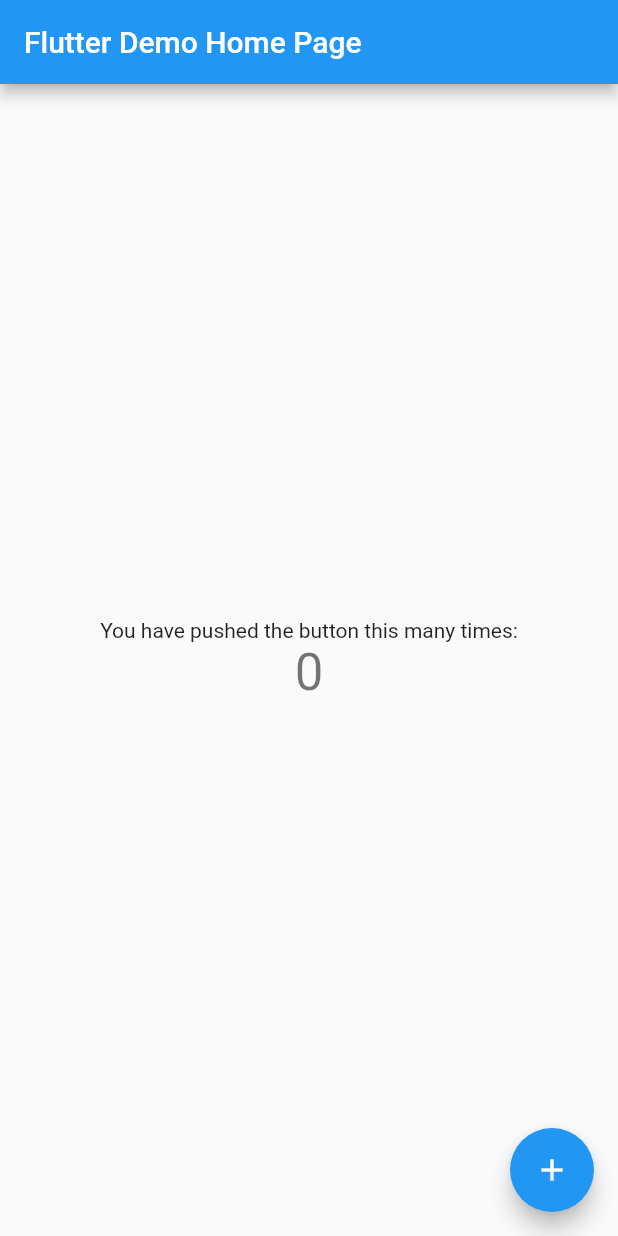
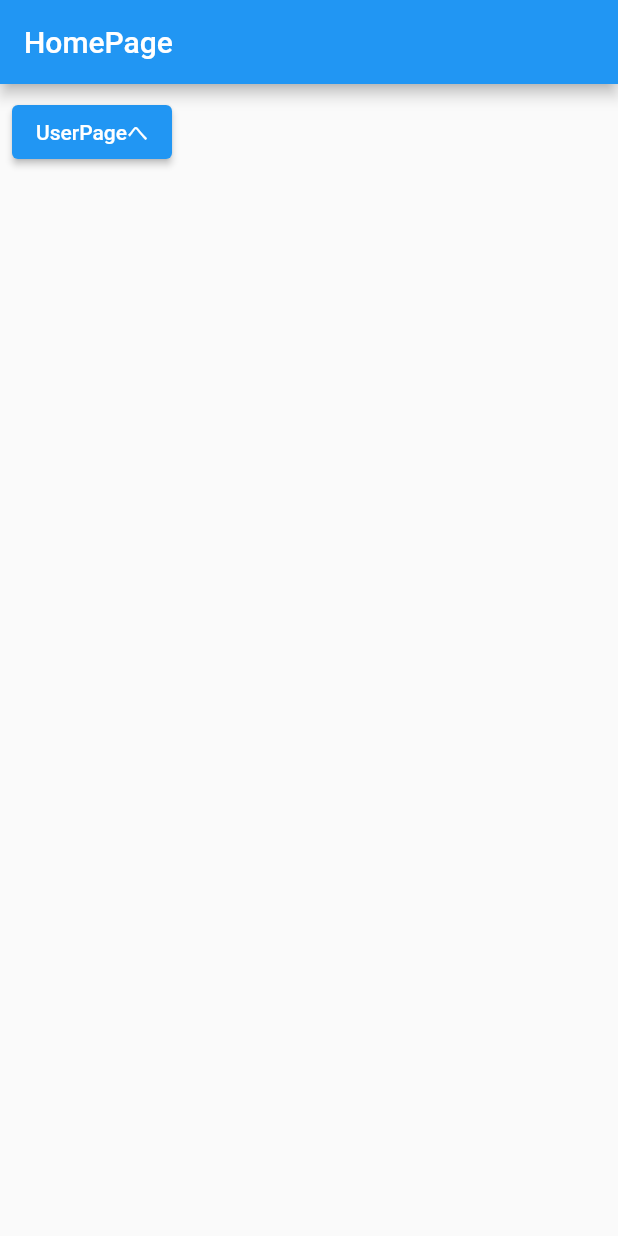
Before and after one commit to tsukamoto1783/auto_route_sample, a Flutter app: the screen it shows after launch, on a phone screen of 412 x 824 dp. Run offline on Flutter 3.47's test engine with Material 2 defaults, Android fonts, the light colour scheme and no system bars; our stand-ins replace auto_route.

Commit message:
add: auto_route導入

```diff
--- /dev/null
+++ b/lib/app_router.dart
@@ -0,0 +1,14 @@
+import 'package:auto_route/auto_route.dart';
+import 'package:auto_route_sample/home_page.dart';
+import 'package:auto_route_sample/user_page.dart';
+
+part 'app_router.gr.dart';
+
+@AutoRouterConfig()
+class AppRouter extends _$AppRouter {
+  @override
+  List<AutoRoute> get routes => [
+        AutoRoute(page: HomeRoute.page, initial: true),
+        AutoRoute(page: UserRoute.page, path: "/user-page"),
+      ];
+}
--- /dev/null
+++ b/lib/home_page.dart
@@ -0,0 +1,25 @@
+import 'package:auto_route/auto_route.dart';
+import 'package:flutter/material.dart';
+
+@RoutePage()
+class HomePage extends StatelessWidget {
+  const HomePage({super.key});
+
+  @override
+  Widget build(BuildContext context) {
+    return Scaffold(
+      appBar: AppBar(
+        title: const Text(
+          'HomePage',
+        ),
+      ),
+      body: Padding(
+        padding: const EdgeInsets.all(8.0),
+        child: ElevatedButton(
+          child: const Text('UserPageへ'),
+          onPressed: () => context.router.pushNamed("/user-page"),
+        ),
+      ),
+    );
+  }
+}
--- a/lib/main.dart
+++ b/lib/main.dart
@@ -1,115 +1,26 @@
+import 'package:auto_route_sample/app_router.dart';
 import 'package:flutter/material.dart';
 
 void main() {
-  runApp(const MyApp());
+  runApp(MyApp());
 }
 
 class MyApp extends StatelessWidget {
-  const MyApp({super.key});
+  MyApp({super.key});
+  final _appRouter = AppRouter();
 
   // This widget is the root of your application.
   @override
   Widget build(BuildContext context) {
-    return MaterialApp(
+    return MaterialApp.router(
+      routerConfig: _appRouter.config(),
+      // routerDelegate: _appRouter.delegate(),
+      // routeInformationParser: _appRouter.defaultRouteParser(),
+
       title: 'Flutter Demo',
       theme: ThemeData(
-        // This is the theme of your application.
-        //
-        // Try running your application with "flutter run". You'll see the
-        // application has a blue toolbar. Then, without quitting the app, try
-        // changing the primarySwatch below to Colors.green and then invoke
-        // "hot reload" (press "r" in the console where you ran "flutter run",
-        // or simply save your changes to "hot reload" in a Flutter IDE).
-        // Notice that the counter didn't reset back to zero; the application
-        // is not restarted.
         primarySwatch: Colors.blue,
       ),
-      home: const MyHomePage(title: 'Flutter Demo Home Page'),
     );
   }
 }
-
-class MyHomePage extends StatefulWidget {
-  const MyHomePage({super.key, required this.title});
-
-  // This widget is the home page of your application. It is stateful, meaning
-  // that it has a State object (defined below) that contains fields that affect
-  // how it looks.
-
-  // This class is the configuration for the state. It holds the values (in this
-  // case the title) provided by the parent (in this case the App widget) and
-  // used by the build method of the State. Fields in a Widget subclass are
-  // always marked "final".
-
-  final String title;
-
-  @override
-  State<MyHomePage> createState() => _MyHomePageState();
-}
-
-class _MyHomePageState extends State<MyHomePage> {
-  int _counter = 0;
-
-  void _incrementCounter() {
-    setState(() {
-      // This call to setState tells the Flutter framework that something has
-      // changed in this State, which causes it to rerun the build method below
-      // so that the display can reflect the updated values. If we changed
-      // _counter without calling setState(), then the build method would not be
-      // called again, and so nothing would appear to happen.
-      _counter++;
-    });
-  }
-
-  @override
-  Widget build(BuildContext context) {
-    // This method is rerun every time setState is called, for instance as done
-    // by the _incrementCounter method above.
-    //
-    // The Flutter framework has been optimized to make rerunning build methods
-    // fast, so that you can just rebuild anything that needs updating rather
-    // than having to individually change instances of widgets.
-    return Scaffold(
-      appBar: AppBar(
-        // Here we take the value from the MyHomePage object that was created by
-        // the App.build method, and use it to set our appbar title.
-        title: Text(widget.title),
-      ),
-      body: Center(
-        // Center is a layout widget. It takes a single child and positions it
-        // in the middle of the parent.
-        child: Column(
-          // Column is also a layout widget. It takes a list of children and
-          // arranges them vertically. By default, it sizes itself to fit its
-          // children horizontally, and tries to be as tall as its parent.
-          //
-          // Invoke "debug painting" (press "p" in the console, choose the
-          // "Toggle Debug Paint" action from the Flutter Inspector in Android
-          // Studio, or the "Toggle Debug Paint" command in Visual Studio Code)
-          // to see the wireframe for each widget.
-          //
-          // Column has various properties to control how it sizes itself and
-          // how it positions its children. Here we use mainAxisAlignment to
-          // center the children vertically; the main axis here is the vertical
-          // axis because Columns are vertical (the cross axis would be
-          // horizontal).
-          mainAxisAlignment: MainAxisAlignment.center,
-          children: <Widget>[
-            const Text(
-              'You have pushed the button this many times:',
-            ),
-            Text(
-              '$_counter',
-              style: Theme.of(context).textTheme.headlineMedium,
-            ),
-          ],
-        ),
-      ),
-      floatingActionButton: FloatingActionButton(
-        onPressed: _incrementCounter,
-        tooltip: 'Increment',
-        child: const Icon(Icons.add),
-      ), // This trailing comma makes auto-formatting nicer for build methods.
-    );
-  }
-}
--- /dev/null
+++ b/lib/user_page.dart
@@ -0,0 +1,26 @@
+import 'package:auto_route/auto_route.dart';
+import 'package:flutter/material.dart';
+
+@RoutePage()
+class UserPage extends StatelessWidget {
+  const UserPage({super.key});
+
+  @override
+  Widget build(BuildContext context) {
+    return Scaffold(
+      appBar: AppBar(
+        title: const Text(
+          'UserPage',
+        ),
+      ),
+      body: Padding(
+        padding: const EdgeInsets.all(8.0),
+        child: ElevatedButton(
+          style: ElevatedButton.styleFrom(backgroundColor: Colors.red),
+          child: const Text('HomePageへ'),
+          onPressed: () => context.router.pop(),
+        ),
+      ),
+    );
+  }
+}
```
Also changed, not shown: pubspec.yaml (+4 -39 lines), lib/app_router.gr.dart (added), pubspec.lock.
